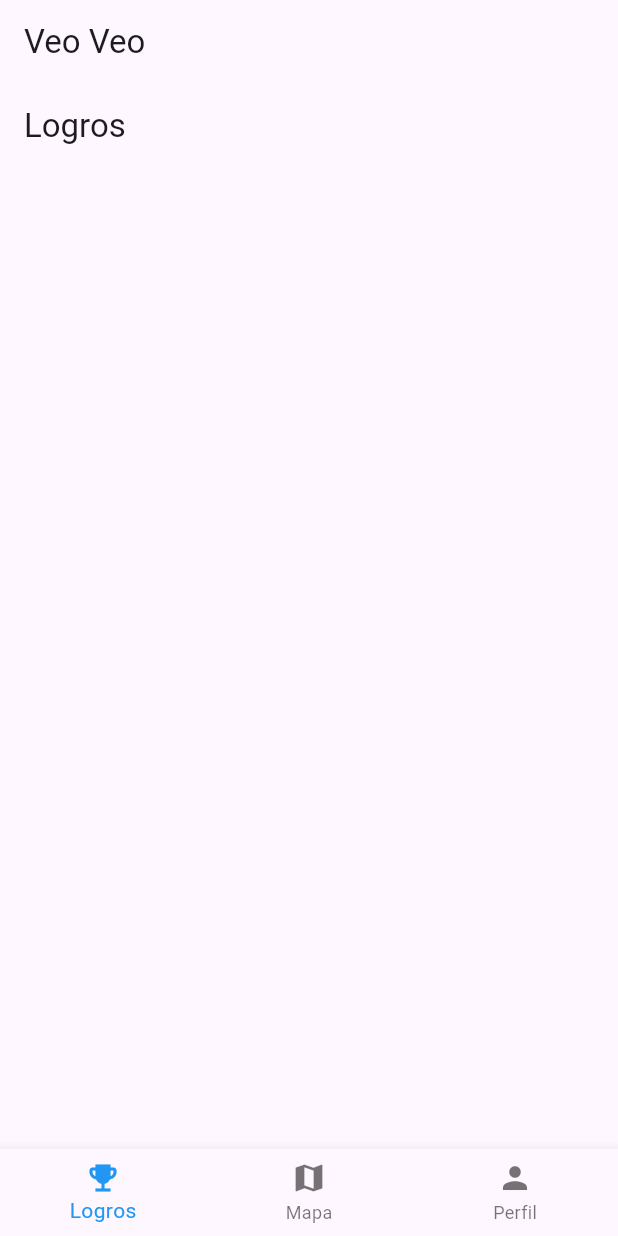
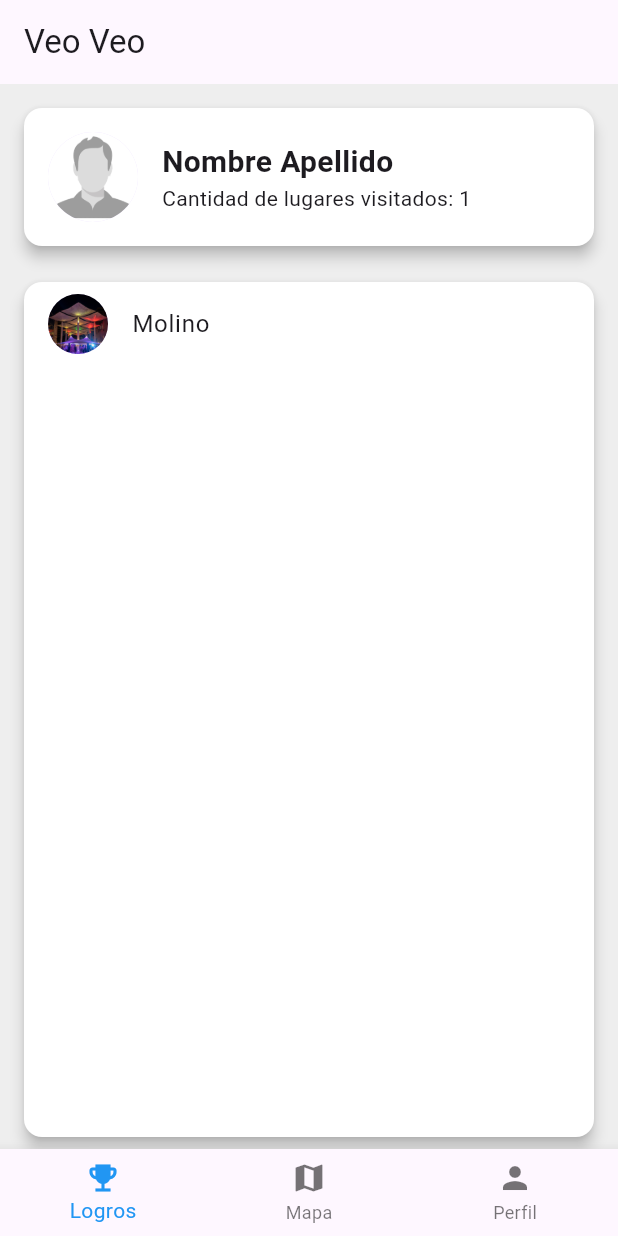
Before and after one commit to Patacon13/veo_veo, a Flutter app: the screen it shows after launch, on a phone screen of 412 x 824 dp. Run offline on Flutter 3.47's test engine with Material 3 defaults, Android fonts, the phone set to English and light mode, and no system bars; our stand-ins replace google_maps_flutter, latlong2, rxdart; missing offline and left inert: country_pickers, qr_code_scanner.

Commit message:
agregada interfaz de logros

```diff
--- a/lib/ui/pages/detalle_pto_de_interes/detalle.dart
+++ b/lib/ui/pages/detalle_pto_de_interes/detalle.dart
@@ -28,7 +28,7 @@ class _DetallePageState extends State<DetallePage> {
           width: double.infinity,
           height: 200,
           color: Colors.grey[300],
-          // child: Image.asset('assets/puente.jpg', fit: BoxFit.cover),
+          child: Image.asset('assets/molino.jpg', fit: BoxFit.cover),
         ),
         SizedBox(height: 16),
         Text(
--- a/lib/ui/pages/logros/logros.dart
+++ b/lib/ui/pages/logros/logros.dart
@@ -1,5 +1,6 @@
 import 'package:flutter/cupertino.dart';
 import 'package:flutter/material.dart';
+import 'package:veo_veo/ui/pages/detalle_pto_de_interes/detalle.dart';
 
 class LogrosPage extends StatefulWidget {
   @override
@@ -11,12 +12,77 @@ class LogrosPage extends StatefulWidget {
 class _LogrosPageState extends State<LogrosPage> {
   @override
   Widget build(BuildContext context) {
-    return Scaffold(
-        appBar: AppBar(
-        title: Text('Logros'),
-    ),
+    return Container(
+      color: Colors.grey[200],
+      child: Column(
+        crossAxisAlignment: CrossAxisAlignment.stretch,
+        children: [
+          Card(
+            elevation: 4, // Elevación de la tarjeta para sombra
+            margin: EdgeInsets.all(16),
+            color: Colors.white, // Color de la tarjeta blanco
+            child: Padding(
+              padding: EdgeInsets.all(16),
+              child: Column(
+                children: [
+                  Row(
+                    children: [
+                      CircleAvatar(
+                        radius: 30,
+                        backgroundImage: AssetImage('assets/user.png'), // Aquí deberías proporcionar la ruta de la imagen de perfil
+                      ),
+                      SizedBox(width: 16),
+                      Column(
+                        crossAxisAlignment: CrossAxisAlignment.start,
+                        children: [
+                          Text(
+                            'Nombre Apellido',
+                            style: TextStyle(
+                              fontSize: 20,
+                              fontWeight: FontWeight.bold,
+                            ),
+                          ),
+                          Text(
+                            'Cantidad de lugares visitados: 1',
+                          ),
+                        ],
+                      ),
+                    ],
+                  ),
+                ],
+              ),
+            ),
+          ),
+          Expanded(
+            child: Card(
+              elevation: 4,
+              margin: EdgeInsets.symmetric(horizontal: 16, vertical: 8),
+              color: Colors.white,
+              child: ListView.builder(
+                itemCount: 1,
+                itemBuilder: (context, index) {
+                  return ListTile(
+                    leading: CircleAvatar(
+                      radius: 20,
+                      backgroundImage: AssetImage('assets/molino.jpg'),
+                    ),
+                    title: Text('Molino'),
+                    onTap: () {
+                      Navigator.push(
+                        context,
+                        MaterialPageRoute(
+                          builder: (context) => DetallePage(detalle: 'Molino'),
+                        ),
+                      );
+                    },
+                  );
+                },
+              ),
+            ),
+          ),
+        ],
+      ),
     );
-
   }
 
 }
--- a/lib/ui/pages/scan_qr/scan_qr.dart
+++ b/lib/ui/pages/scan_qr/scan_qr.dart
@@ -69,7 +69,7 @@ class _QRScannerPageState extends State<QRScannerPage> {
         } else {
           Navigator.push(
             context,
-            MaterialPageRoute(builder: (context) => DetallePage(detalle: 'Puente Colgante')),
+            MaterialPageRoute(builder: (context) => DetallePage(detalle: 'Molino')),
           );
         }
       });
--- a/pubspec.yaml
+++ b/pubspec.yaml
@@ -58,6 +58,9 @@ dev_dependencies:
 
 # The following section is specific to Flutter packages.
 flutter:
+  assets:
+    - assets/user.png
+    - assets/molino.jpg
 
   # The following line ensures that the Material Icons font is
   # included with your application, so that you can use the icons in
```
Also changed, not shown: assets/molino.jpg (added), assets/user.png (added).
